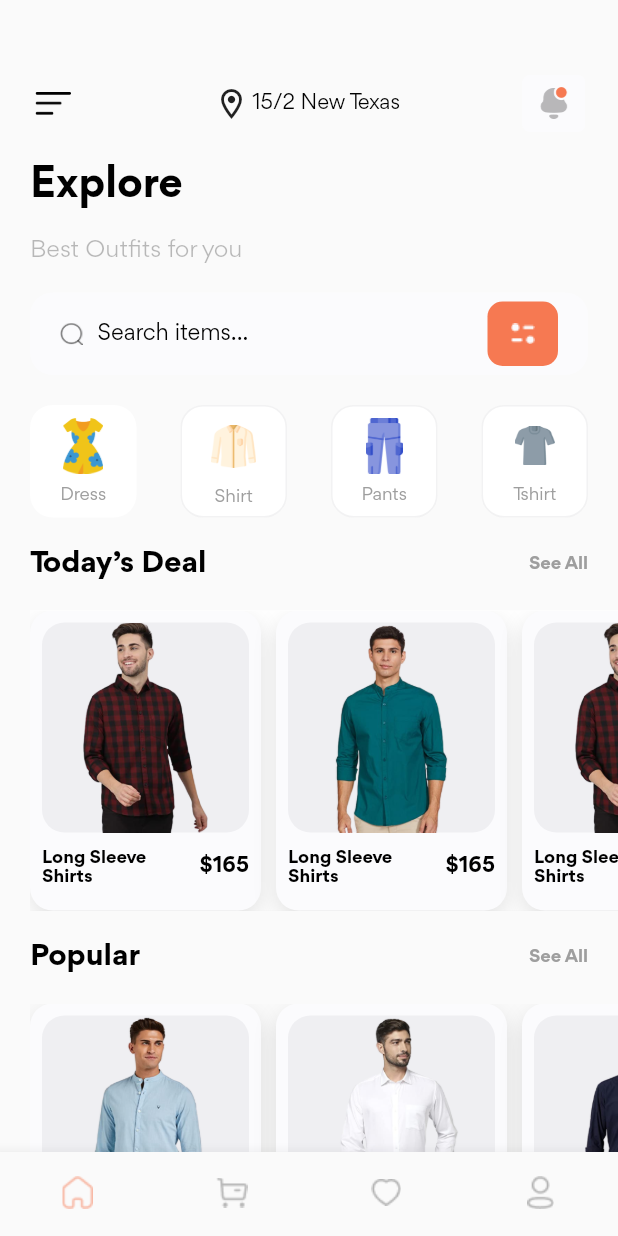
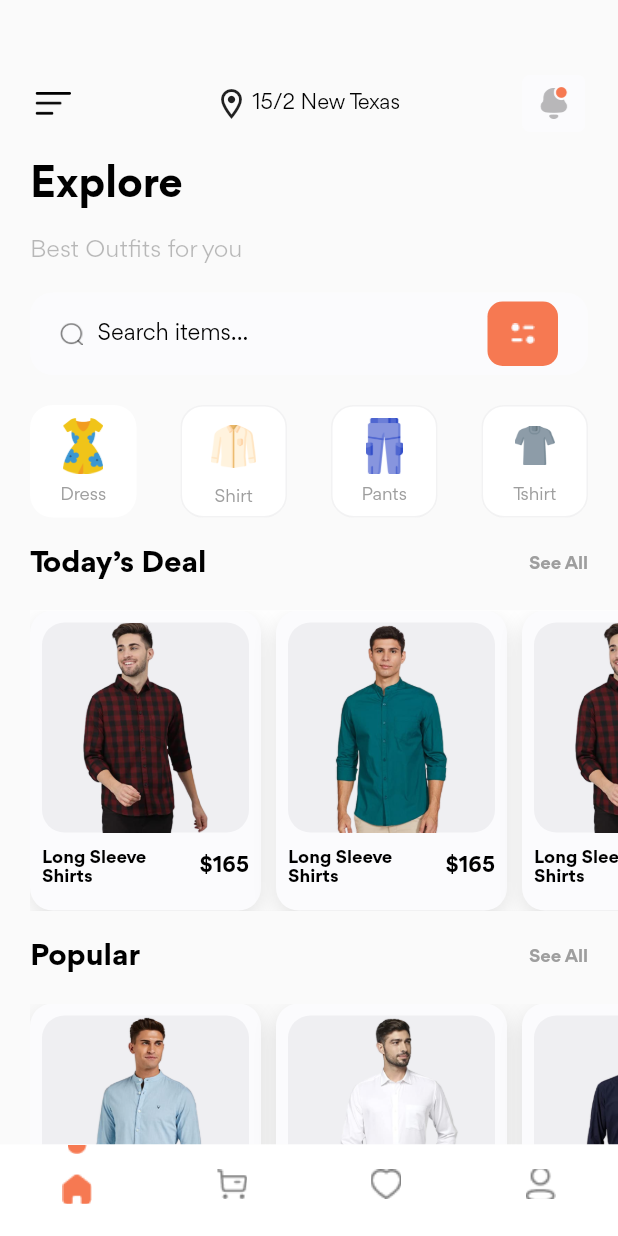
Before and after one commit to priyanshiguna/wastra_app, a Flutter app: the BottomBarScreen screen opened directly, on a phone screen of 412 x 824 dp. Run offline on Flutter 3.47's test engine with Material 2 defaults, Android fonts, the phone set to English and light mode, and no system bars; our stand-ins replace intl_phone_field.

Commit message:
hasti(march 20 second update)

```diff
--- a/lib/bottom_bar_screen.dart
+++ b/lib/bottom_bar_screen.dart
@@ -22,48 +22,114 @@ class _BottomBarScreenState extends State<BottomBarScreen> {
     const ProfilePageScreen(),
   ];
 
+  List imageList = [
+    {
+      "id": 0,
+      "image": "assets/images/hhome.png",
+      "select_image": "assets/images/hhometwo.png",
+    },
+    {
+      "id": 1,
+      "image": "assets/images/hbuy.png",
+      "select_image": "assets/images/hbuytwo.png",
+    },
+    {
+      "id": 2,
+      "image": "assets/images/hheart.png",
+      "select_image": "assets/images/hhearttwo.png",
+    },
+    {
+      "id": 3,
+      "image": "assets/images/hprofile.png",
+      "select_image": "assets/images/hprofiletwo.png",
+    },
+  ];
+
   @override
   Widget build(BuildContext context) {
     return Scaffold(
       body: screenList[currentIndex],
-      bottomNavigationBar: BottomNavigationBar(
-        showSelectedLabels: false,
-        showUnselectedLabels: false,
-        selectedItemColor: const Color(0xFFF67952),
-        currentIndex: currentIndex,
-        type: BottomNavigationBarType.fixed,
-        items: const [
-          BottomNavigationBarItem(
-              icon: ImageIcon(
-                AssetImage("assets/images/hhome.png"),
-              ),
-              label: 'home',
-              backgroundColor: Colors.blue),
-          BottomNavigationBarItem(
-              icon: ImageIcon(
-                AssetImage("assets/images/hbuy.png"),
-              ),
-              label: 'camera',
-              backgroundColor: Colors.blue),
-          BottomNavigationBarItem(
-              icon: ImageIcon(
-                AssetImage("assets/images/hheart.png"),
-              ),
-              label: 'search',
-              backgroundColor: Colors.blue),
-          BottomNavigationBarItem(
-              icon: ImageIcon(
-                AssetImage("assets/images/hprofile.png"),
-              ),
-              label: 'home',
-              backgroundColor: Colors.blue),
-        ],
-        onTap: (index) {
-          setState(() {
-            currentIndex = index;
-          });
-        },
-      ),
+      // bottomNavigationBar: BottomNavigationBar(
+      //   showSelectedLabels: false,
+      //   showUnselectedLabels: false,
+      //   selectedItemColor: const Color(0xFFF67952),
+      //   currentIndex: currentIndex,
+      //   type: BottomNavigationBarType.fixed,
+      //   items: [
+      //     BottomNavigationBarItem(
+      //         icon: ImageIcon(
+      //           AssetImage(
+      //             imageindex
+      //                 ? "assets/images/hbuytwo.png"
+      //                 : "assets/images/hhome.png",
+      //           ),
+      //         ),
+      //         label: 'home',
+      //         backgroundColor: Colors.blue),
+      //     BottomNavigationBarItem(
+      //         icon: ImageIcon(
+      //           AssetImage("assets/images/hbuy.png"),
+      //         ),
+      //         label: 'camera',
+      //         backgroundColor: Colors.blue),
+      //     BottomNavigationBarItem(
+      //         icon: ImageIcon(
+      //           AssetImage("assets/images/hheart.png"),
+      //         ),
+      //         label: 'search',
+      //         backgroundColor: Colors.blue),
+      //     BottomNavigationBarItem(
+      //         icon: ImageIcon(
+      //           AssetImage("assets/images/hprofile.png"),
+      //         ),
+      //         label: 'home',
+      //         backgroundColor: Colors.blue),
+      //   ],
+      //   onTap: (index) {
+      //     setState(() {
+      //       currentIndex = index;
+      //     });
+      //   },
+      // ),
+      bottomSheet: Container(
+          height: 61,
+          color: Colors.white,
+          width: double.infinity,
+          child: Row(
+              mainAxisAlignment: MainAxisAlignment.spaceAround,
+              children: imageList
+                  .map(
+                    (value) => GestureDetector(
+                      onTap: () {
+                        currentIndex = value['id'];
+                        setState(() {});
+                      },
+                      child: Column(
+                        mainAxisAlignment: MainAxisAlignment.spaceBetween,
+                        children: [
+                          currentIndex == value['id']
+                              ? Image.asset(
+                                  "assets/images/hEllipse.png",
+                                  width: 13,
+                                  fit: BoxFit.cover,
+                                )
+                              : const SizedBox(),
+                          Image(
+                            image: AssetImage(
+                              currentIndex == value['id']
+                                  ? value['select_image']
+                                  : value['image'],
+                            ),
+                            width: 20,
+                            height: 20,
+                            fit: BoxFit.cover,
+                          ),
+                          SizedBox(height: 8),
+                        ],
+                      ),
+                    ),
+                  )
+                  .toList())),
     );
   }
 }
```
Also changed, not shown: lib/checkout_screen.dart (+22 -11 lines), assets/images/hEllipse.png (added), assets/images/hbuytwo.png (added), assets/images/hhearttwo.png (added), assets/images/hhometwo.png (added), assets/images/hprofiletwo.png (added).
